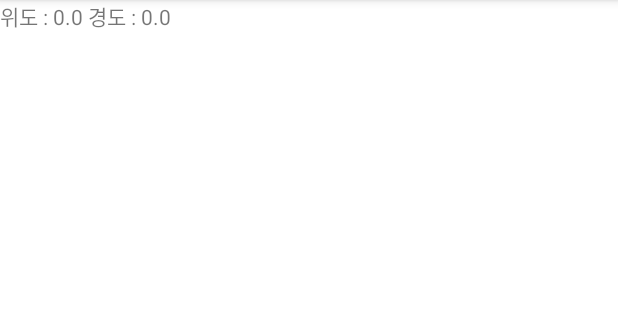
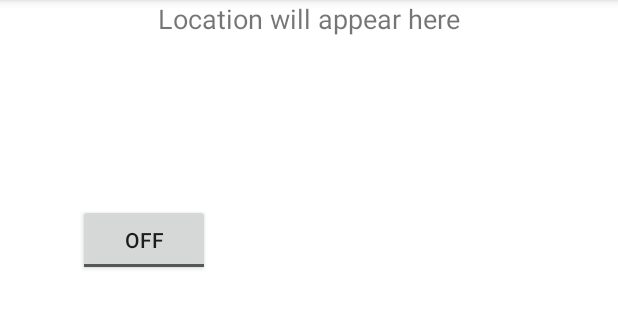
Before and after one commit to river0203/Android-GpsTest-App, an Android app: the screen it shows after launch (MainActivity), on a phone screen of 412 x 824 dp, the part 84-413 px from its top. Run offline under Robolectric (Android 15) with nearby library versions, the phone set to English and light mode, and no system bars.

Commit message:
location update

```diff
--- a/app/src/main/java/com/luvris2/gpstestapp/MainActivity.java
+++ b/app/src/main/java/com/luvris2/gpstestapp/MainActivity.java
@@ -5,13 +5,21 @@ import androidx.appcompat.app.AppCompatActivity;
 import androidx.core.app.ActivityCompat;
 
 import android.Manifest;
+import android.content.Context;
 import android.content.pm.PackageManager;
+import android.location.Address;
 import android.location.Location;
 import android.location.LocationListener;
 import android.location.LocationManager;
 import android.os.Bundle;
+import android.os.CountDownTimer;
 import android.util.Log;
+import android.view.View;
 import android.widget.TextView;
+import android.widget.Toast;
+import android.widget.ToggleButton;
+
+import org.w3c.dom.Text;
 
 public class MainActivity extends AppCompatActivity {
 
@@ -21,43 +29,55 @@ public class MainActivity extends AppCompatActivity {
 
     double latitude;
     double longitude;
+    TextView tvLocation;  // TextView 선언
 
     @Override
     protected void onCreate(Bundle savedInstanceState) {
         super.onCreate(savedInstanceState);
         setContentView(R.layout.activity_main);
 
+        // TextView 초기화
+        tvLocation = findViewById(R.id.tvLocation);
+
         locationManager = (LocationManager) this.getSystemService(LOCATION_SERVICE);
-
         locationListener = new LocationListener() {
             // GPS의 정보를 얻어 올 수 있는 메소드
             @Override
             public void onLocationChanged(@NonNull Location location) {
-                latitude = Log.i("MyLocation", "위도 : " + location.getLatitude());
-                longitude = Log.i("MyLocation", "경도 : " + location.getLongitude());
+                latitude = location.getLatitude();
+                longitude = location.getLongitude();
+
+                // 로그 출력
+                Log.i("MyLocation", "위도 : " + latitude);
+                Log.i("MyLocation", "경도 : " + longitude);
+
+                // TextView에 위도 경도 표시
+                tvLocation.setText("Latitude: " + latitude + "\nLongitude: " + longitude);
             }
         };
 
         // 사용자가 앱에 GPS 사용 권한 부여하였는지 체크
-        if (ActivityCompat.checkSelfPermission(this, Manifest.permission.ACCESS_FINE_LOCATION)!= PackageManager.PERMISSION_GRANTED
+        if (ActivityCompat.checkSelfPermission(this, Manifest.permission.ACCESS_FINE_LOCATION) != PackageManager.PERMISSION_GRANTED
                 && ActivityCompat.checkSelfPermission(this, Manifest.permission.ACCESS_COARSE_LOCATION) != PackageManager.PERMISSION_GRANTED) {
 
             ActivityCompat.requestPermissions(MainActivity.this,
-                    new String[] {Manifest.permission.ACCESS_FINE_LOCATION, Manifest.permission.ACCESS_COARSE_LOCATION}, 100);
+                    new String[]{Manifest.permission.ACCESS_FINE_LOCATION, Manifest.permission.ACCESS_COARSE_LOCATION}, 100);
             return;
         }
-        // requestLocationUpdates(String provider, long minTimeMs, float minDistanceM, LocationListener listener, Looper looper)
-        // 첫번째 파라미터 : Provider 지정 -> LocationManager.GPS_PROVIDER (GPS 사용 선언)
-        // 두번째 파라미터 : GPS 호출 시간 간격
-        // 세번째 파라미터 : GPS 호출 최소 이동거리
-        // 네번재 파라미터 : 로캐이션 리스너 이름
-        // 예시) 3초마다 위치 정보 업데이트
+
+        // 3초마다 위치 업데이트 요청
         locationManager.requestLocationUpdates(LocationManager.GPS_PROVIDER,
                 3000, -1, locationListener);
+    }
 
-        TextView printLog = new TextView(this);
-        printLog.setText("위도 : " + latitude + " 경도 : " + longitude);
-        setContentView(printLog);
+    public void onToggleClicked(View view) {
+        boolean on = ((ToggleButton) view).isChecked();
+
+        if (on) {
+            Toast.makeText(this, "Press on", Toast.LENGTH_SHORT).show();
+        } else {
+            Toast.makeText(this, "Unchecked", Toast.LENGTH_SHORT).show();
+        }
     }
 
     // 앱 권한 요청 설정 메소드
@@ -68,9 +88,9 @@ public class MainActivity extends AppCompatActivity {
         if (requestCode == 100) {
             // 권한 요청
             if (ActivityCompat.checkSelfPermission(MainActivity.this, Manifest.permission.ACCESS_FINE_LOCATION) != PackageManager.PERMISSION_GRANTED
-            && ActivityCompat.checkSelfPermission(this, Manifest.permission.ACCESS_COARSE_LOCATION) != PackageManager.PERMISSION_GRANTED) {
+                    && ActivityCompat.checkSelfPermission(this, Manifest.permission.ACCESS_COARSE_LOCATION) != PackageManager.PERMISSION_GRANTED) {
                 ActivityCompat.requestPermissions(MainActivity.this,
-                        new String[] {Manifest.permission.ACCESS_FINE_LOCATION, Manifest.permission.ACCESS_COARSE_LOCATION}, 100);
+                        new String[]{Manifest.permission.ACCESS_FINE_LOCATION, Manifest.permission.ACCESS_COARSE_LOCATION}, 100);
             }
         }
     }
--- a/app/src/main/res/layout/activity_main.xml
+++ b/app/src/main/res/layout/activity_main.xml
@@ -1,29 +1,32 @@
 <?xml version="1.0" encoding="utf-8"?>
-<LinearLayout xmlns:android="http://schemas.android.com/apk/res/android"
+<androidx.constraintlayout.widget.ConstraintLayout xmlns:android="http://schemas.android.com/apk/res/android"
     xmlns:app="http://schemas.android.com/apk/res-auto"
     xmlns:tools="http://schemas.android.com/tools"
     android:layout_width="match_parent"
     android:layout_height="match_parent"
     tools:context=".MainActivity">
 
-    <TextView
-        android:id="@+id/textView"
+    <ToggleButton
+        android:id="@+id/toggleButton"
         android:layout_width="wrap_content"
         android:layout_height="wrap_content"
-        android:layout_marginStart="60dp"
-        android:layout_marginTop="140dp"
-        android:layout_weight="1"
+        android:layout_marginStart="52dp"
+        android:layout_marginTop="136dp"
+        android:checked="false"
+        android:onClick="onToggleClicked"
         android:text="Press"
-        android:textSize="30dp" />
+        app:layout_constraintStart_toStartOf="parent"
+        app:layout_constraintTop_toTopOf="parent" />
 
     <TextView
-        android:id="@+id/textView2"
+        android:id="@+id/tvLocation"
         android:layout_width="wrap_content"
         android:layout_height="wrap_content"
-        android:layout_marginTop="140dp"
-        android:layout_marginEnd="60dp"
-        android:layout_weight="1"
-        android:text="Speed"
-        android:textSize="30dp" />
+        android:layout_gravity="center"
+        android:text="Location will appear here"
+        android:textSize="18sp"
+        app:layout_constraintEnd_toEndOf="parent"
+        app:layout_constraintStart_toStartOf="parent"
+        tools:layout_editor_absoluteY="72dp" />
 
-</LinearLayout>
+</androidx.constraintlayout.widget.ConstraintLayout>
```
